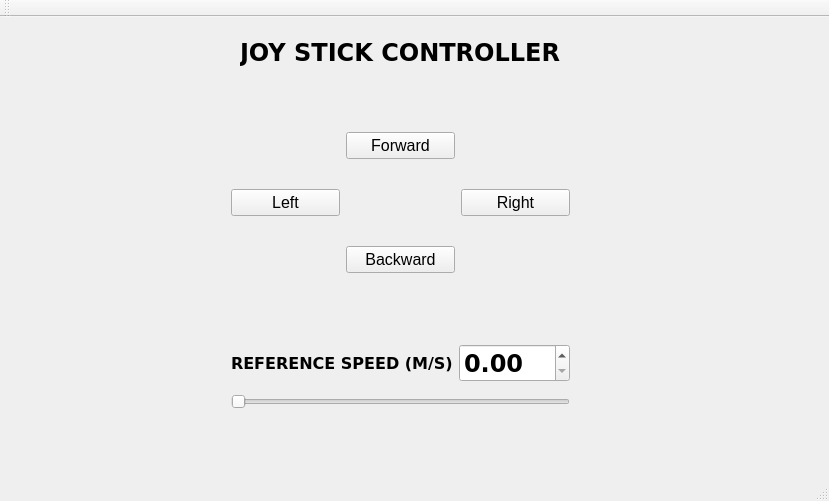
Qt form mainwindow.ui (tiennvhust/vk_omni_gui) before a commit.
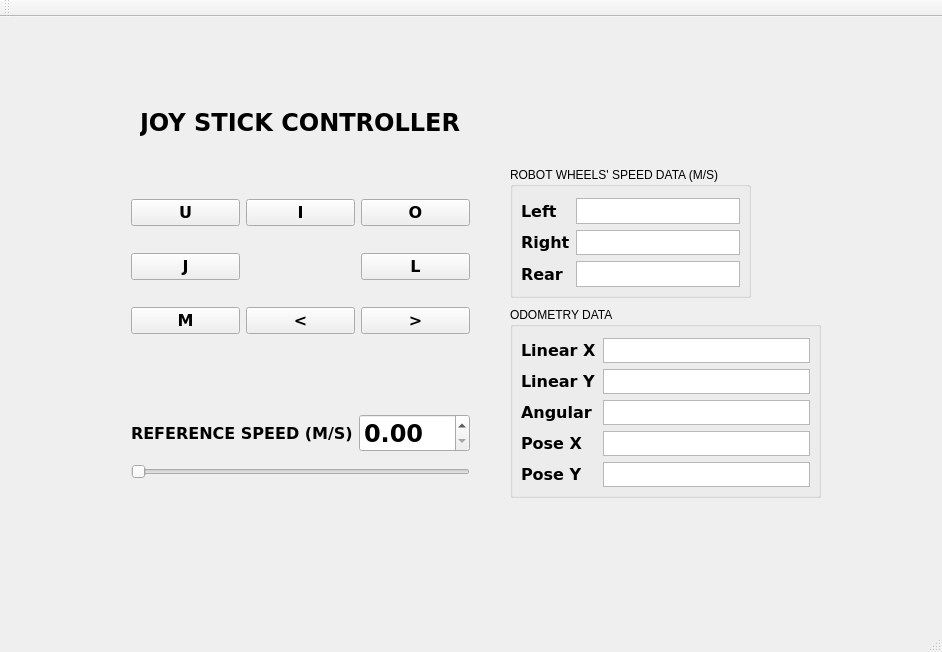
The same form after that commit.

Commit message: update data display

The edit to the form file:
```diff
--- a/mainwindow.ui
+++ b/mainwindow.ui
@@ -6,8 +6,8 @@
    <rect>
     <x>0</x>
     <y>0</y>
-    <width>829</width>
-    <height>501</height>
+    <width>942</width>
+    <height>652</height>
    </rect>
   </property>
   <property name="windowTitle">
@@ -17,8 +17,8 @@
    <widget class="QLabel" name="label_2">
     <property name="geometry">
      <rect>
-      <x>240</x>
-      <y>10</y>
+      <x>140</x>
+      <y>80</y>
       <width>321</width>
       <height>51</height>
      </rect>
@@ -35,25 +35,58 @@
      <string>JOY STICK CONTROLLER</string>
     </property>
    </widget>
-   <widget class="QWidget" name="">
+   <widget class="QWidget" name="layoutWidget">
     <property name="geometry">
      <rect>
-      <x>220</x>
-      <y>80</y>
+      <x>120</x>
+      <y>150</y>
       <width>361</width>
-      <height>211</height>
+      <height>201</height>
      </rect>
     </property>
     <layout class="QGridLayout" name="gridLayout_2">
+     <item row="1" column="2">
+      <widget class="QPushButton" name="right">
+       <property name="font">
+        <font>
+         <family>Bitstream Vera Sans</family>
+         <pointsize>12</pointsize>
+         <weight>75</weight>
+         <bold>true</bold>
+        </font>
+       </property>
+       <property name="text">
+        <string>L</string>
+       </property>
+      </widget>
+     </item>
+     <item row="2" column="1">
+      <widget class="QPushButton" name="backward">
+       <property name="font">
+        <font>
+         <family>Bitstream Vera Sans</family>
+         <pointsize>12</pointsize>
+         <weight>75</weight>
+         <bold>true</bold>
+        </font>
+       </property>
+       <property name="text">
+        <string>&lt;</string>
+       </property>
+      </widget>
+     </item>
      <item row="0" column="1">
       <widget class="QPushButton" name="forward">
        <property name="font">
         <font>
+         <family>Bitstream Vera Sans</family>
          <pointsize>12</pointsize>
+         <weight>75</weight>
+         <bold>true</bold>
         </font>
        </property>
        <property name="text">
-        <string>Forward</string>
+        <string>I</string>
        </property>
       </widget>
      </item>
@@ -61,45 +94,84 @@
       <widget class="QPushButton" name="left">
        <property name="font">
         <font>
+         <family>Bitstream Vera Sans</family>
          <pointsize>12</pointsize>
+         <weight>75</weight>
+         <bold>true</bold>
         </font>
        </property>
        <property name="text">
-        <string>Left</string>
+        <string>J</string>
        </property>
       </widget>
      </item>
-     <item row="2" column="1">
-      <widget class="QPushButton" name="backward">
+     <item row="0" column="2">
+      <widget class="QPushButton" name="forward_right">
        <property name="font">
         <font>
+         <family>Bitstream Vera Sans</family>
          <pointsize>12</pointsize>
+         <weight>75</weight>
+         <bold>true</bold>
         </font>
        </property>
        <property name="text">
-        <string>Backward</string>
+        <string>O</string>
        </property>
       </widget>
      </item>
-     <item row="1" column="2">
-      <widget class="QPushButton" name="right">
+     <item row="2" column="2">
+      <widget class="QPushButton" name="backward_right">
        <property name="font">
         <font>
+         <family>Bitstream Vera Sans</family>
          <pointsize>12</pointsize>
+         <weight>75</weight>
+         <bold>true</bold>
         </font>
        </property>
        <property name="text">
-        <string>Right</string>
+        <string>&gt;</string>
+       </property>
+      </widget>
+     </item>
+     <item row="2" column="0">
+      <widget class="QPushButton" name="backward_left">
+       <property name="font">
+        <font>
+         <family>Bitstream Vera Sans</family>
+         <pointsize>12</pointsize>
+         <weight>75</weight>
+         <bold>true</bold>
+        </font>
+       </property>
+       <property name="text">
+        <string>M</string>
+       </property>
+      </widget>
+     </item>
+     <item row="0" column="0">
+      <widget class="QPushButton" name="forward_left">
+       <property name="font">
+        <font>
+         <family>Bitstream Vera Sans</family>
+         <pointsize>12</pointsize>
+         <weight>75</weight>
+         <bold>true</bold>
+        </font>
+       </property>
+       <property name="text">
+        <string>U</string>
        </property>
       </widget>
      </item>
     </layout>
    </widget>
-   <widget class="QWidget" name="">
+   <widget class="QWidget" name="layoutWidget">
     <property name="geometry">
      <rect>
-      <x>220</x>
-      <y>310</y>
+      <x>120</x>
+      <y>380</y>
       <width>361</width>
       <height>100</height>
      </rect>
@@ -144,6 +216,206 @@
      </item>
     </layout>
    </widget>
+   <widget class="QGroupBox" name="groupBox">
+    <property name="geometry">
+     <rect>
+      <x>510</x>
+      <y>150</y>
+      <width>241</width>
+      <height>131</height>
+     </rect>
+    </property>
+    <property name="title">
+     <string>ROBOT WHEELS' SPEED DATA (M/S)</string>
+    </property>
+    <widget class="QWidget" name="layoutWidget">
+     <property name="geometry">
+      <rect>
+       <x>0</x>
+       <y>20</y>
+       <width>241</width>
+       <height>111</height>
+      </rect>
+     </property>
+     <layout class="QFormLayout" name="formLayout">
+      <item row="0" column="0">
+       <widget class="QLabel" name="label_3">
+        <property name="font">
+         <font>
+          <family>Bitstream Vera Sans</family>
+          <pointsize>12</pointsize>
+          <weight>75</weight>
+          <bold>true</bold>
+         </font>
+        </property>
+        <property name="text">
+         <string>Left</string>
+        </property>
+       </widget>
+      </item>
+      <item row="0" column="1">
+       <widget class="QTextEdit" name="left_wheel"/>
+      </item>
+      <item row="1" column="0">
+       <widget class="QLabel" name="label_4">
+        <property name="font">
+         <font>
+          <family>Bitstream Vera Sans</family>
+          <pointsize>12</pointsize>
+          <weight>75</weight>
+          <bold>true</bold>
+         </font>
+        </property>
+        <property name="text">
+         <string>Right</string>
+        </property>
+       </widget>
+      </item>
+      <item row="1" column="1">
+       <widget class="QTextEdit" name="right_wheel"/>
+      </item>
+      <item row="2" column="0">
+       <widget class="QLabel" name="label_5">
+        <property name="font">
+         <font>
+          <family>Bitstream Vera Sans</family>
+          <pointsize>12</pointsize>
+          <weight>75</weight>
+          <bold>true</bold>
+         </font>
+        </property>
+        <property name="text">
+         <string>Rear</string>
+        </property>
+       </widget>
+      </item>
+      <item row="2" column="1">
+       <widget class="QTextEdit" name="rear_wheel"/>
+      </item>
+     </layout>
+    </widget>
+   </widget>
+   <widget class="QGroupBox" name="groupBox_2">
+    <property name="geometry">
+     <rect>
+      <x>510</x>
+      <y>290</y>
+      <width>311</width>
+      <height>191</height>
+     </rect>
+    </property>
+    <property name="title">
+     <string>ODOMETRY DATA</string>
+    </property>
+    <widget class="QWidget" name="">
+     <property name="geometry">
+      <rect>
+       <x>0</x>
+       <y>20</y>
+       <width>311</width>
+       <height>171</height>
+      </rect>
+     </property>
+     <layout class="QFormLayout" name="formLayout_2">
+      <property name="horizontalSpacing">
+       <number>6</number>
+      </property>
+      <property name="verticalSpacing">
+       <number>6</number>
+      </property>
+      <item row="0" column="0">
+       <widget class="QLabel" name="label_6">
+        <property name="font">
+         <font>
+          <family>Bitstream Vera Sans</family>
+          <pointsize>12</pointsize>
+          <weight>75</weight>
+          <bold>true</bold>
+         </font>
+        </property>
+        <property name="text">
+         <string>Linear X</string>
+        </property>
+       </widget>
+      </item>
+      <item row="0" column="1">
+       <widget class="QTextEdit" name="linear_x"/>
+      </item>
+      <item row="1" column="0">
+       <widget class="QLabel" name="label_7">
+        <property name="font">
+         <font>
+          <family>Bitstream Vera Sans</family>
+          <pointsize>12</pointsize>
+          <weight>75</weight>
+          <bold>true</bold>
+         </font>
+        </property>
+        <property name="text">
+         <string>Linear Y</string>
+        </property>
+       </widget>
+      </item>
+      <item row="1" column="1">
+       <widget class="QTextEdit" name="linear_y"/>
+      </item>
+      <item row="2" column="0">
+       <widget class="QLabel" name="label_8">
+        <property name="font">
+         <font>
+          <family>Bitstream Vera Sans</family>
+          <pointsize>12</pointsize>
+          <weight>75</weight>
+          <bold>true</bold>
+         </font>
+        </property>
+        <property name="text">
+         <string>Angular</string>
+        </property>
+       </widget>
+      </item>
+      <item row="2" column="1">
+       <widget class="QTextEdit" name="angular"/>
+      </item>
+      <item row="3" column="0">
+       <widget class="QLabel" name="label_9">
+        <property name="font">
+         <font>
+          <family>Bitstream Vera Sans</family>
+          <pointsize>12</pointsize>
+          <weight>75</weight>
+          <bold>true</bold>
+         </font>
+        </property>
+        <property name="text">
+         <string>Pose X</string>
+        </property>
+       </widget>
+      </item>
+      <item row="3" column="1">
+       <widget class="QTextEdit" name="pose_x"/>
+      </item>
+      <item row="4" column="0">
+       <widget class="QLabel" name="label_10">
+        <property name="font">
+         <font>
+          <family>Bitstream Vera Sans</family>
+          <pointsize>12</pointsize>
+          <weight>75</weight>
+          <bold>true</bold>
+         </font>
+        </property>
+        <property name="text">
+         <string>Pose Y</string>
+        </property>
+       </widget>
+      </item>
+      <item row="4" column="1">
+       <widget class="QTextEdit" name="pose_y"/>
+      </item>
+     </layout>
+    </widget>
+   </widget>
   </widget>
   <widget class="QMenuBar" name="menuBar">
    <property name="geometry">
```
Left out of the diff: 2 changed lines with no effect on the pictures. The commit also changes 5 other files.
